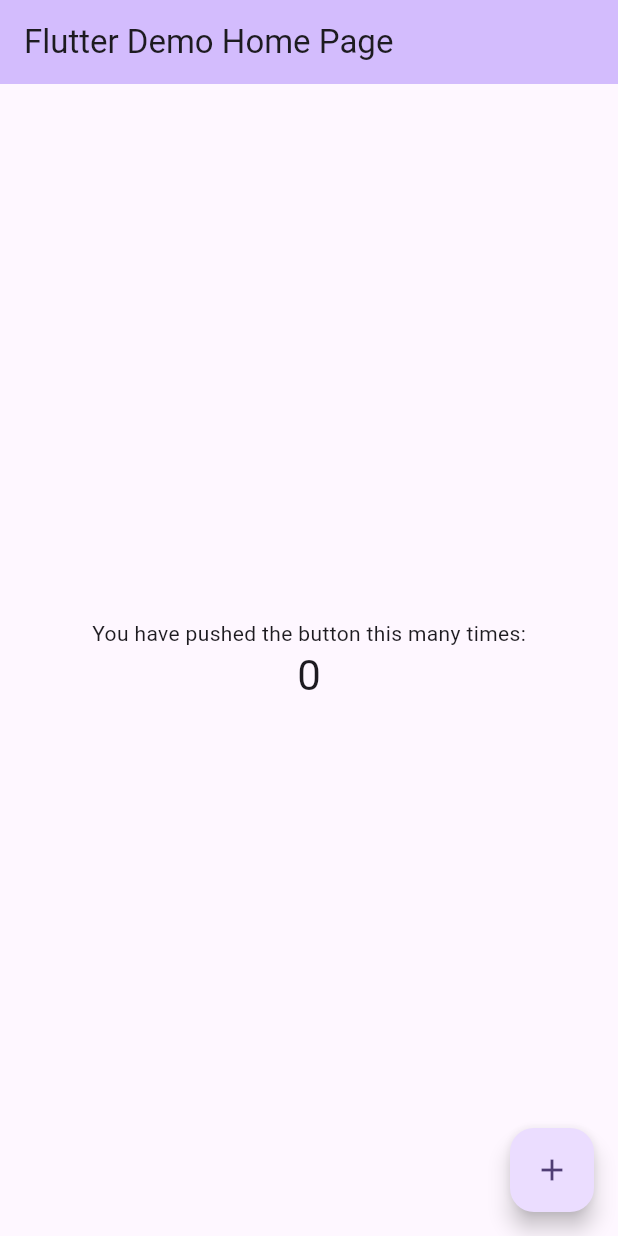
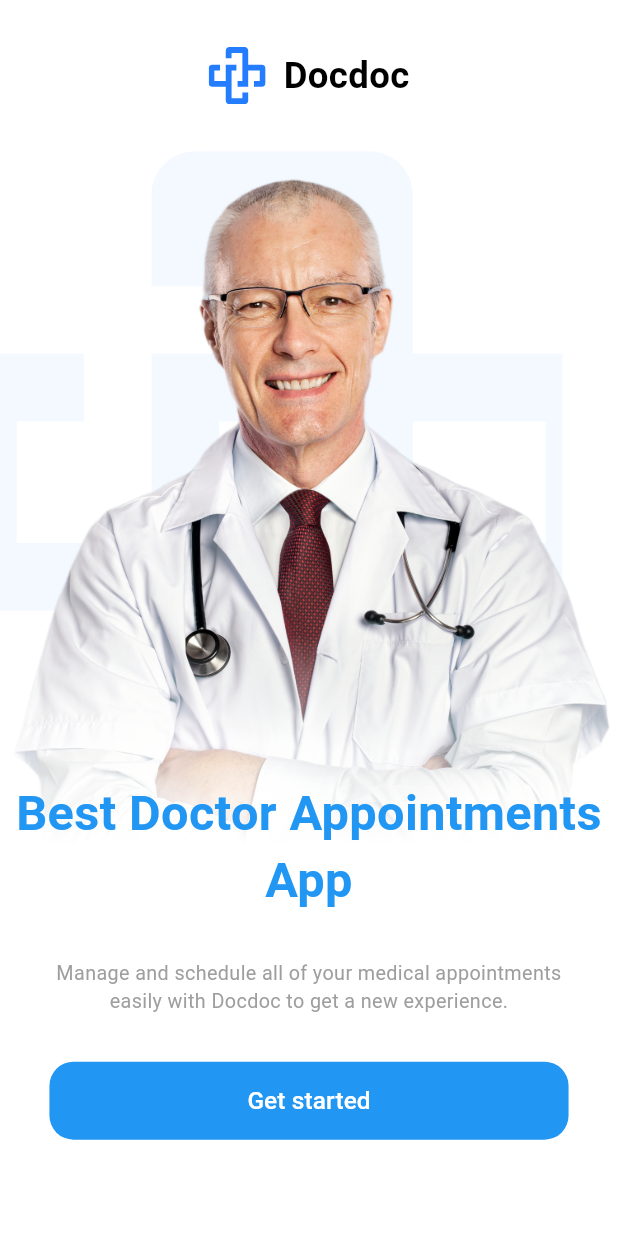
Before and after one commit to abdallahalqisy/doctorapp, a Flutter app: the screen it shows after launch, on a phone screen of 412 x 824 dp. Run offline on Flutter 3.47's test engine with Material 3 defaults, Android fonts, the phone set to English and light mode, and no system bars; our stand-ins replace flutter_screenutil, flutter_svg.

Commit message:
- added & svgs folder for assets -added flutter_svg & added flutter screen util -add riuting folder

```diff
--- /dev/null
+++ b/doctorapp/lib/core/helpers/extentions.dart
@@ -0,0 +1,20 @@
+import 'package:flutter/material.dart';
+
+extension Navigation on BuildContext {
+  Future<dynamic> pushNamed(String routeName, {Object? arguments}) {
+    return Navigator.of(this).pushNamed(routeName, arguments: arguments);
+  }
+
+  Future<dynamic> pushReplacementNamed(String routeName, {Object? arguments}) {
+    return Navigator.of(this)
+        .pushReplacementNamed(routeName, arguments: arguments);
+  }
+
+  Future<dynamic> pushAndRemoveUntil(String routeName,
+      {Object? arguments, required RoutePredicate predicate}) {
+    return Navigator.of(this)
+        .pushNamedAndRemoveUntil(routeName, predicate, arguments: arguments);
+  }
+
+  void pop() => Navigator.of(this).pop();
+}
--- /dev/null
+++ b/doctorapp/lib/core/routing/app_router.dart
@@ -0,0 +1,28 @@
+import 'package:doctorapp/core/routing/routes.dart';
+import 'package:doctorapp/features/login/login_screen.dart';
+import 'package:doctorapp/features/onbording/onbording_screen.dart';
+import 'package:flutter/material.dart';
+
+class AppRouter {
+  Route generateRoute(RouteSettings setting) {
+    final argument = setting.arguments;
+    switch (setting.name) {
+      case Routes.onBoardingScreen:
+        return MaterialPageRoute(
+          builder: (_) => const OnbordingScreen(),
+        );
+      case Routes.loginScreen:
+        return MaterialPageRoute(
+          builder: (_) => const LoginScreen(),
+        );
+      default:
+        return MaterialPageRoute(
+          builder: (_) => Scaffold(
+            body: Center(
+              child: Text('NO route defined for ${setting.name}'),
+            ),
+          ),
+        );
+    }
+  }
+}
--- /dev/null
+++ b/doctorapp/lib/core/routing/routes.dart
@@ -0,0 +1,4 @@
+class Routes {
+  static const String onBoardingScreen = '/onBoardingScreen';
+  static const String loginScreen = '/loginScreen';
+}
--- /dev/null
+++ b/doctorapp/lib/core/theming/colors.dart
@@ -0,0 +1,6 @@
+import 'package:flutter/material.dart';
+
+class ColorMenager {
+  static const Color mainBlue = Color(0xFF247CFF);
+  static const Color grey = Color(0xFF757575);
+}
--- /dev/null
+++ b/doctorapp/lib/core/theming/styles.dart
@@ -0,0 +1,25 @@
+import 'package:flutter/material.dart';
+import 'package:flutter_screenutil/flutter_screenutil.dart';
+
+class TextStyles {
+  static TextStyle font24Black700weight = TextStyle(
+    color: Colors.black,
+    fontWeight: FontWeight.w700,
+    fontSize: 24.sp,
+  );
+  static TextStyle font32blueBold = TextStyle(
+    color: Colors.blue,
+    fontWeight: FontWeight.bold,
+    fontSize: 32.sp,
+  );
+  static TextStyle font13GrayReguler = TextStyle(
+    color: Colors.grey,
+    fontWeight: FontWeight.normal,
+    fontSize: 13.sp,
+  );
+  static TextStyle font16WhiteBold = TextStyle(
+    color: Colors.white,
+    fontWeight: FontWeight.w500,
+    fontSize: 16.sp,
+  );
+}
--- /dev/null
+++ b/doctorapp/lib/doc_app.dart
@@ -0,0 +1,27 @@
+import 'package:doctorapp/core/routing/app_router.dart';
+import 'package:doctorapp/core/routing/routes.dart';
+import 'package:doctorapp/core/theming/colors.dart';
+import 'package:flutter/material.dart';
+import 'package:flutter_screenutil/flutter_screenutil.dart';
+
+class DocApp extends StatelessWidget {
+  const DocApp({super.key, required this.appRouter});
+  final AppRouter appRouter;
+
+  @override
+  Widget build(BuildContext context) {
+    return ScreenUtilInit(
+      designSize: const Size(375, 812),
+      minTextAdapt: true,
+      child: MaterialApp(
+        initialRoute: Routes.onBoardingScreen,
+        debugShowCheckedModeBanner: false,
+        title: 'DocApp',
+        theme: ThemeData(
+            primaryColor: ColorMenager.mainBlue,
+            scaffoldBackgroundColor: Colors.white),
+        onGenerateRoute: appRouter.generateRoute,
+      ),
+    );
+  }
+}
--- /dev/null
+++ b/doctorapp/lib/features/login/login_screen.dart
@@ -0,0 +1,17 @@
+import 'package:flutter/material.dart';
+
+class LoginScreen extends StatelessWidget {
+  const LoginScreen({super.key});
+
+  @override
+  Widget build(BuildContext context) {
+    return Scaffold(
+      appBar: AppBar(
+        title: Text('Login Screen'),
+      ),
+      body: Center(
+        child: Text('Login Screen '),
+      ),
+    );
+  }
+}
--- /dev/null
+++ b/doctorapp/lib/features/onbording/onbording_screen.dart
@@ -0,0 +1,48 @@
+import 'package:doctorapp/core/theming/styles.dart';
+import 'package:doctorapp/features/onbording/widgets/doc_logo_and_name.dart';
+import 'package:doctorapp/features/onbording/widgets/doctor_image_and_text.dart';
+import 'package:doctorapp/features/onbording/widgets/get_started_button.dart';
+import 'package:flutter/material.dart';
+import 'package:flutter_screenutil/flutter_screenutil.dart';
+
+class OnbordingScreen extends StatelessWidget {
+  const OnbordingScreen({super.key});
+
+  @override
+  Widget build(BuildContext context) {
+    return Scaffold(
+      body: SafeArea(
+        child: SingleChildScrollView(
+          child: Padding(
+            padding: EdgeInsets.only(top: 30.h, bottom: 30.h),
+            child: Column(
+              children: [
+                const DoLogoAndName(),
+                SizedBox(
+                  height: 30.h,
+                ),
+                const DoctorImageAndText(),
+                Padding(
+                  padding: EdgeInsets.symmetric(horizontal: 30.w),
+                  child: Column(
+                    children: [
+                      Text(
+                        'Manage and schedule all of your medical appointments easily with Docdoc to get a new experience.',
+                        style: TextStyles.font13GrayReguler,
+                        textAlign: TextAlign.center,
+                      ),
+                      SizedBox(
+                        height: 30.h,
+                      ),
+                      const GetStartedButton()
+                    ],
+                  ),
+                )
+              ],
+            ),
+          ),
+        ),
+      ),
+    );
+  }
+}
--- /dev/null
+++ b/doctorapp/lib/features/onbording/widgets/doc_logo_and_name.dart
@@ -0,0 +1,22 @@
+import 'package:doctorapp/core/theming/styles.dart';
+import 'package:flutter/material.dart';
+import 'package:flutter_svg/flutter_svg.dart';
+import 'package:flutter_screenutil/flutter_screenutil.dart';
+
+class DoLogoAndName extends StatelessWidget {
+  const DoLogoAndName({super.key});
+
+  @override
+  Widget build(BuildContext context) {
+    return Row(
+      mainAxisAlignment: MainAxisAlignment.center,
+      children: [
+        SvgPicture.asset('assets/svg/docdoc_logo.svg'),
+        SizedBox(
+          width: 10.w,
+        ),
+        Text('Docdoc', style: TextStyles.font24Black700weight)
+      ],
+    );
+  }
+}
--- /dev/null
+++ b/doctorapp/lib/features/onbording/widgets/doctor_image_and_text.dart
@@ -0,0 +1,38 @@
+import 'package:doctorapp/core/theming/styles.dart';
+import 'package:flutter/material.dart';
+import 'package:flutter_svg/flutter_svg.dart';
+
+class DoctorImageAndText extends StatelessWidget {
+  const DoctorImageAndText({super.key});
+
+  @override
+  Widget build(BuildContext context) {
+    return Stack(
+      children: [
+        SvgPicture.asset('assets/svg/docdoc_locg_low_opacity.svg'),
+        Container(
+          foregroundDecoration: BoxDecoration(
+            gradient: LinearGradient(
+                colors: [
+                  Colors.white,
+                  Colors.white.withOpacity(0.0),
+                ],
+                begin: Alignment.bottomCenter,
+                end: Alignment.topCenter,
+                stops: const [0.14, 0.4]),
+          ),
+          child: Image.asset('assets/images/onboarding.png'),
+        ),
+        Positioned(
+            bottom: 30,
+            left: 0,
+            right: 0,
+            child: Text(
+              'Best Doctor Appointments App ',
+              textAlign: TextAlign.center,
+              style: TextStyles.font32blueBold.copyWith(height: 1.4),
+            ))
+      ],
+    );
+  }
+}
--- /dev/null
+++ b/doctorapp/lib/features/onbording/widgets/get_started_button.dart
@@ -0,0 +1,32 @@
+import 'package:doctorapp/core/helpers/extentions.dart';
+import 'package:doctorapp/core/routing/routes.dart';
+import 'package:doctorapp/core/theming/styles.dart';
+import 'package:flutter/material.dart';
+
+class GetStartedButton extends StatelessWidget {
+  const GetStartedButton({super.key});
+
+  @override
+  Widget build(BuildContext context) {
+    return TextButton(
+        style: ButtonStyle(
+          tapTargetSize: MaterialTapTargetSize.shrinkWrap,
+          backgroundColor: WidgetStateProperty.all(Colors.blue),
+          minimumSize: WidgetStateProperty.all(
+            const Size(double.infinity, 52),
+          ),
+          shape: WidgetStateProperty.all(
+            RoundedRectangleBorder(
+              borderRadius: BorderRadius.circular(16),
+            ),
+          ),
+        ),
+        onPressed: () {
+          context.pushNamed(Routes.loginScreen);
+        },
+        child: Text(
+          'Get started',
+          style: TextStyles.font16WhiteBold,
+        ));
+  }
+}
--- a/doctorapp/lib/main.dart
+++ b/doctorapp/lib/main.dart
@@ -1,126 +1,9 @@
+import 'package:doctorapp/core/routing/app_router.dart';
+import 'package:doctorapp/doc_app.dart';
 import 'package:flutter/material.dart';
 
 void main() {
-  runApp(const MyApp());
+  runApp(DocApp(
+    appRouter: AppRouter(),
+  ));
 }
-
-class MyApp extends StatelessWidget {
-  const MyApp({super.key});
-
-  // This widget is the root of your application.
-  @override
-  Widget build(BuildContext context) {
-    return MaterialApp(
-      debugShowCheckedModeBanner: false,
-      title: 'Flutter Demo',
-      theme: ThemeData(
-        // This is the theme of your application.
-        //
-        // TRY THIS: Try running your application with "flutter run". You'll see
-        // the application has a purple toolbar. Then, without quitting the app,
-        // try changing the seedColor in the colorScheme below to Colors.green
-        // and then invoke "hot reload" (save your changes or press the "hot
-        // reload" button in a Flutter-supported IDE, or press "r" if you used
-        // the command line to start the app).
-        //
-        // Notice that the counter didn't reset back to zero; the application
-        // state is not lost during the reload. To reset the state, use hot
-        // restart instead.
-        //
-        // This works for code too, not just values: Most code changes can be
-        // tested with just a hot reload.
-        colorScheme: ColorScheme.fromSeed(seedColor: Colors.deepPurple),
-        useMaterial3: true,
-      ),
-      home: const MyHomePage(title: 'Flutter Demo Home Page'),
-    );
-  }
-}
-
-class MyHomePage extends StatefulWidget {
-  const MyHomePage({super.key, required this.title});
-
-  // This widget is the home page of your application. It is stateful, meaning
-  // that it has a State object (defined below) that contains fields that affect
-  // how it looks.
-
-  // This class is the configuration for the state. It holds the values (in this
-  // case the title) provided by the parent (in this case the App widget) and
-  // used by the build method of the State. Fields in a Widget subclass are
-  // always marked "final".
-
-  final String title;
-
-  @override
-  State<MyHomePage> createState() => _MyHomePageState();
-}
-
-class _MyHomePageState extends State<MyHomePage> {
-  int _counter = 0;
-
-  void _incrementCounter() {
-    setState(() {
-      // This call to setState tells the Flutter framework that something has
-      // changed in this State, which causes it to rerun the build method below
-      // so that the display can reflect the updated values. If we changed
-      // _counter without calling setState(), then the build method would not be
-      // called again, and so nothing would appear to happen.
-      _counter++;
-    });
-  }
-
-  @override
-  Widget build(BuildContext context) {
-    // This method is rerun every time setState is called, for instance as done
-    // by the _incrementCounter method above.
-    //
-    // The Flutter framework has been optimized to make rerunning build methods
-    // fast, so that you can just rebuild anything that needs updating rather
-    // than having to individually change instances of widgets.
-    return Scaffold(
-      appBar: AppBar(
-        // TRY THIS: Try changing the color here to a specific color (to
-        // Colors.amber, perhaps?) and trigger a hot reload to see the AppBar
-        // change color while the other colors stay the same.
-        backgroundColor: Theme.of(context).colorScheme.inversePrimary,
-        // Here we take the value from the MyHomePage object that was created by
-        // the App.build method, and use it to set our appbar title.
-        title: Text(widget.title),
-      ),
-      body: Center(
-        // Center is a layout widget. It takes a single child and positions it
-        // in the middle of the parent.
-        child: Column(
-          // Column is also a layout widget. It takes a list of children and
-          // arranges them vertically. By default, it sizes itself to fit its
-          // children horizontally, and tries to be as tall as its parent.
-          //
-          // Column has various properties to control how it sizes itself and
-          // how it positions its children. Here we use mainAxisAlignment to
-          // center the children vertically; the main axis here is the vertical
-          // axis because Columns are vertical (the cross axis would be
-          // horizontal).
-          //
-          // TRY THIS: Invoke "debug painting" (choose the "Toggle Debug Paint"
-          // action in the IDE, or press "p" in the console), to see the
-          // wireframe for each widget.
-          mainAxisAlignment: MainAxisAlignment.center,
-          children: <Widget>[
-            const Text(
-              'You have pushed the button this many times:',
-            ),
-            Text(
-              '$_counter',
-              style: Theme.of(context).textTheme.headlineMedium,
-            ),
-          ],
-        ),
-      ),
-      floatingActionButton: FloatingActionButton(
-        onPressed: _incrementCounter,
-        tooltip: 'Increment',
-        child: const Icon(Icons.add),
-      ), // This trailing comma makes auto-formatting nicer for build methods.
-    );
-  }
-}
```
Also changed, not shown: doctorapp/pubspec.yaml (+7 -4 lines), doctorapp/assets/images/onboarding.png (added), doctorapp/assets/svg/docdoc_locg_low_opacity.svg (added), doctorapp/assets/svg/docdoc_logo.svg (added), doctorapp/pubspec.lock, 2 other files.
